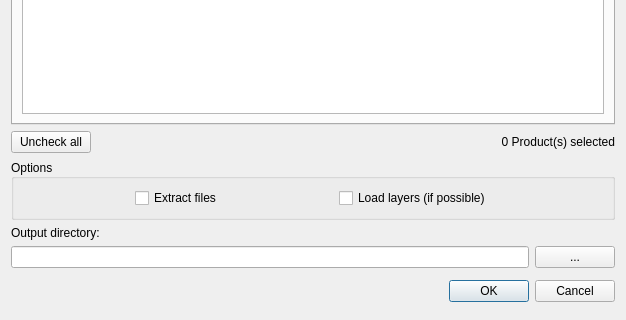
Qt form ibgeDataDownloader_dialog_base.ui (VEMD/ibgedatadownloader) before a commit; both pictures show x 0 to 626 and y 385 to 705 of the 626 by 705 pixel window.
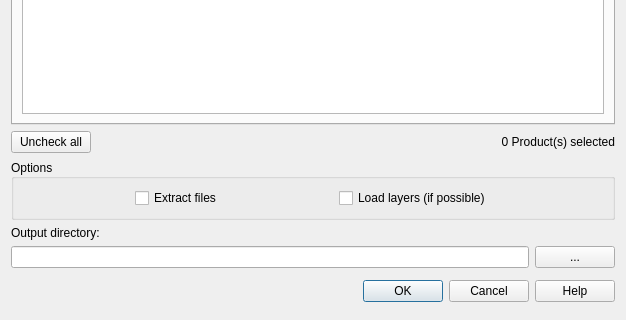
The same form after that commit.

What changed in the file:
```diff
--- a/ibgeDataDownloader_dialog_base.ui
+++ b/ibgeDataDownloader_dialog_base.ui
@@ -97,7 +97,7 @@
         <enum>Qt::Horizontal</enum>
        </property>
        <property name="standardButtons">
-        <set>QDialogButtonBox::Cancel|QDialogButtonBox::Ok</set>
+        <set>QDialogButtonBox::Cancel|QDialogButtonBox::Help|QDialogButtonBox::Ok</set>
        </property>
        <property name="centerButtons">
         <bool>false</bool>
```
Left out of the diff: 2 changed lines with no effect on the pictures.
